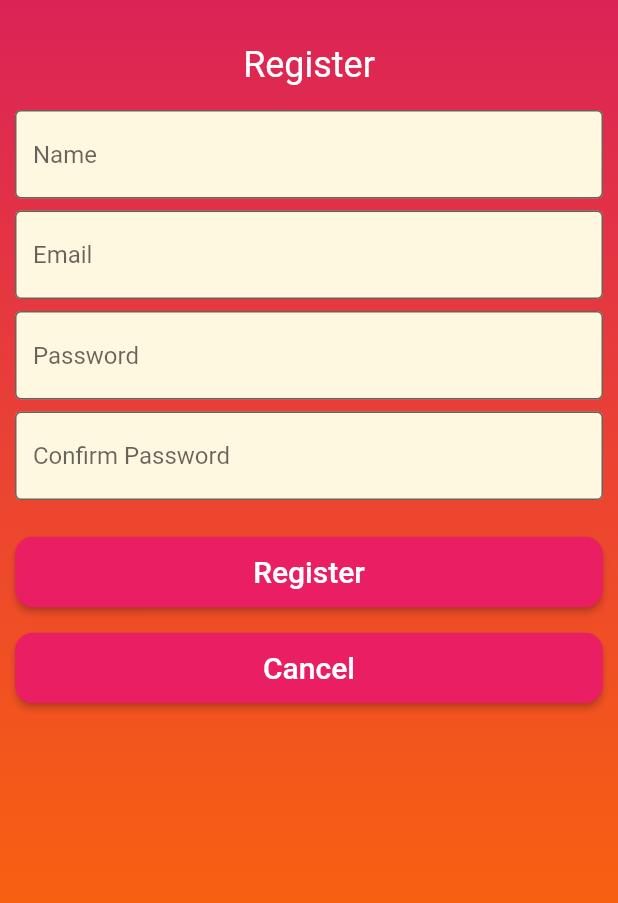
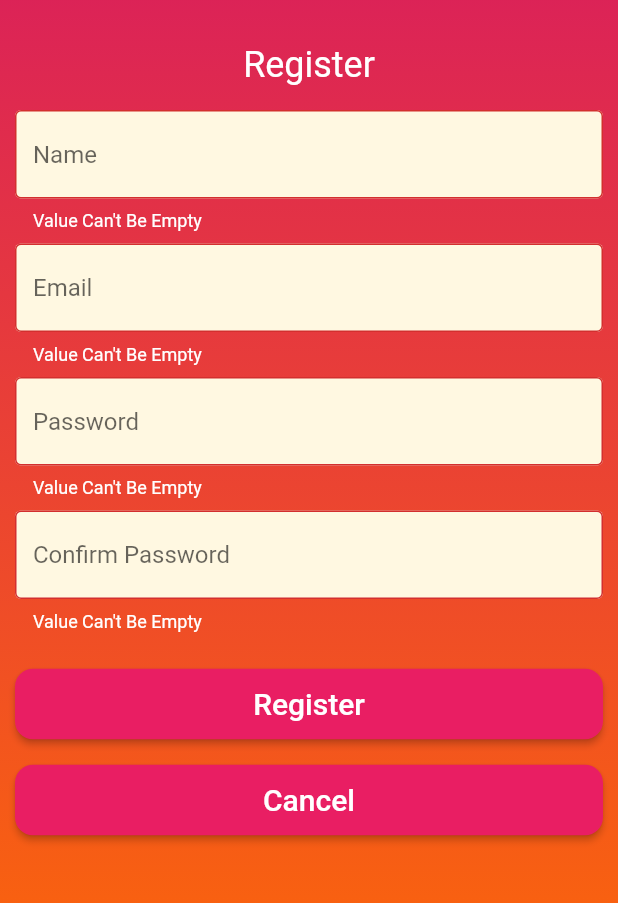
Before and after one commit to DariusTFox24/ArduinoGarden-frontend, a Flutter app: the Register screen opened by its route, after a tap on "Register", on a phone screen of 412 x 824 dp, the part 118-1021 px from its top. Run offline on Flutter 3.47's test engine with Material 2 defaults, Android fonts, the phone set to English and light mode, and no system bars; our stand-ins replace flutter_blue, flutter_colorpicker, fluttertoast, font_awesome_flutter, loading_animation_widget and 3 more; missing offline and left inert: app_settings, dart:ffi; accounts and stored records are empty.

Commit message:
register data validation

```diff
--- a/lib/screens/register.dart
+++ b/lib/screens/register.dart
@@ -17,6 +17,11 @@ class _RegisterState extends State<Register> {
   TextEditingController emailController = TextEditingController();
   TextEditingController passwordController = TextEditingController();
   TextEditingController confirmPasswordController = TextEditingController();
+  bool _validateConfPass = false;
+  bool _validateMatching = false;
+  bool _validateName = false;
+  bool _validatePass = false;
+  bool _validateEmail = false;
 
   @override
   Widget build(BuildContext context) {
@@ -61,11 +66,13 @@ class _RegisterState extends State<Register> {
                 padding: EdgeInsets.only(bottom: 8.0, top: 16.0),
                 child: TextField(
                   controller: nameController,
-                  decoration: const InputDecoration(
+                  decoration: InputDecoration(
                     filled: true,
                     fillColor: const Color(0xFFFFF8E1),
                     border: OutlineInputBorder(),
                     hintText: 'Name',
+                    errorText: _validateName ? 'Value Can\'t Be Empty' : null,
+                    errorStyle: TextStyle(color: Colors.white),
                   ),
                 ),
               ),
@@ -73,11 +80,13 @@ class _RegisterState extends State<Register> {
                 padding: EdgeInsets.only(bottom: 8.0),
                 child: TextField(
                   controller: emailController,
-                  decoration: const InputDecoration(
+                  decoration: InputDecoration(
                     filled: true,
                     fillColor: const Color(0xFFFFF8E1),
                     border: OutlineInputBorder(),
                     hintText: 'Email',
+                    errorText: _validateEmail ? 'Value Can\'t Be Empty' : null,
+                    errorStyle: TextStyle(color: Colors.white),
                   ),
                 ),
               ),
@@ -86,11 +95,13 @@ class _RegisterState extends State<Register> {
                 child: TextField(
                   obscureText: true,
                   controller: passwordController,
-                  decoration: const InputDecoration(
+                  decoration: InputDecoration(
                     filled: true,
                     fillColor: const Color(0xFFFFF8E1),
                     border: OutlineInputBorder(),
                     hintText: 'Password',
+                    errorText: _validatePass ? 'Value Can\'t Be Empty' : null,
+                    errorStyle: TextStyle(color: Colors.white),
                   ),
                 ),
               ),
@@ -99,12 +110,17 @@ class _RegisterState extends State<Register> {
                 child: TextField(
                   obscureText: true,
                   controller: confirmPasswordController,
-                  decoration: const InputDecoration(
-                    filled: true,
-                    fillColor: const Color(0xFFFFF8E1),
-                    border: OutlineInputBorder(),
-                    hintText: 'Confirm Password',
-                  ),
+                  decoration: InputDecoration(
+                      filled: true,
+                      fillColor: const Color(0xFFFFF8E1),
+                      border: OutlineInputBorder(),
+                      hintText: 'Confirm Password',
+                      errorText: _validateConfPass
+                          ? 'Value Can\'t Be Empty'
+                          : _validateMatching
+                              ? 'Passwords Must Match'
+                              : null,
+                      errorStyle: TextStyle(color: Colors.white)),
                 ),
               ),
               Column(
@@ -124,8 +140,21 @@ class _RegisterState extends State<Register> {
                         style: TextStyle(color: Colors.white, fontSize: 20),
                       ),
                       onPressed: () async {
-                        if (passwordController.text ==
-                            confirmPasswordController.text) {
+                        setState(() {
+                          _validateName = nameController.text.isEmpty;
+                          _validateEmail = emailController.text.isEmpty;
+                          _validatePass = passwordController.text.isEmpty;
+                          _validateConfPass =
+                              confirmPasswordController.text.isEmpty;
+                          _validateMatching = !(passwordController.text ==
+                              confirmPasswordController.text);
+                        });
+
+                        if ((!_validateName &&
+                            !_validateEmail &&
+                            !_validatePass &&
+                            !_validateConfPass &&
+                            !_validateMatching)) {
                           try {
                             final token = await api.register(
                               nameController.text,
```
Also changed, not shown: lib/pages/schedule.dart (+10 -2 lines), lib/screens/login.dart (+15 -2 lines).
